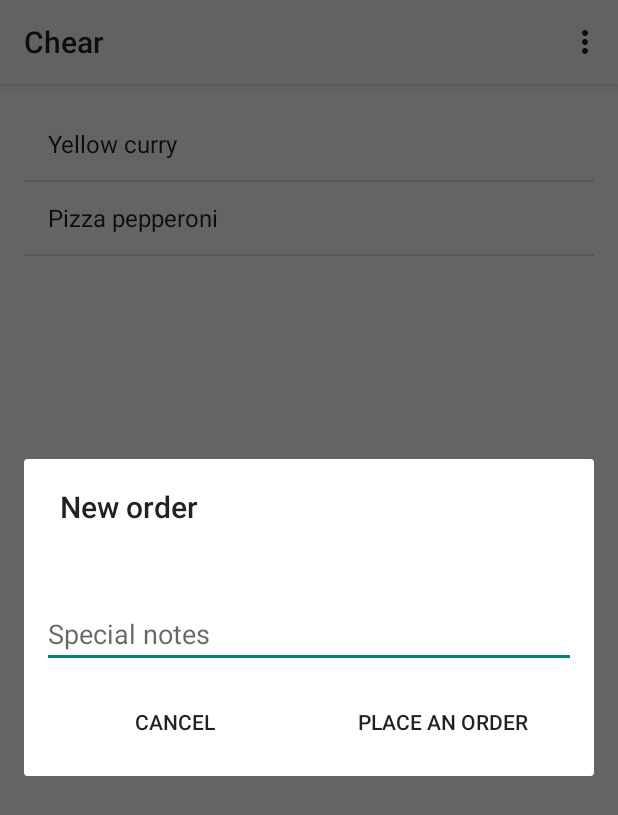
After one commit to ViliusKraujutis/chear, an Android app: the fragment NewOrderDialog placed in its activity, on a phone screen of 412 x 824 dp. The commit adds this screen. Shown: the top 815 px of the screen. Run offline under Robolectric (Android 15) with nearby library versions, the phone set to English and light mode, and no system bars; our stand-ins replace ButterKnife; 1 statement that could not run was skipped.

Commit message:
Show new order confirmation dialog

```diff
--- a/mobile/build.gradle
+++ b/mobile/build.gradle
@@ -23,4 +23,5 @@ dependencies {
     compile fileTree(dir: 'libs', include: ['*.jar'])
     wearApp project(':wear')
     compile 'com.google.android.gms:play-services:+'
+    compile 'com.jakewharton:butterknife:5.1.2'
 }
--- a/mobile/src/main/java/lt/andro/chear/NewOrderActivity.java
+++ b/mobile/src/main/java/lt/andro/chear/NewOrderActivity.java
@@ -1,19 +1,42 @@
 package lt.andro.chear;
 
-import android.app.Activity;
 import android.os.Bundle;
+import android.support.v4.app.FragmentActivity;
+import android.util.Log;
 import android.view.Menu;
 import android.view.MenuItem;
+import android.widget.ArrayAdapter;
+import android.widget.ListView;
+
+import butterknife.ButterKnife;
+import butterknife.InjectView;
+import butterknife.OnItemClick;
+import lt.andro.chear.dialog.Dialogs;
+import lt.andro.chear.dialog.NewOrderDialog;
 
 
-public class NewOrderActivity extends Activity {
+public class NewOrderActivity extends FragmentActivity {
+
+    private static final String TAG = NewOrderActivity.class.getCanonicalName();
+    @InjectView(R.id.new_order_menu)
+    ListView menuListView;
+    private ArrayAdapter<String> adapter;
 
     @Override
     protected void onCreate(Bundle savedInstanceState) {
         super.onCreate(savedInstanceState);
         setContentView(R.layout.activity_new_order);
+        ButterKnife.inject(this);
+        adapter = new ArrayAdapter<String>(this, android.R.layout.simple_list_item_1, getResources().getStringArray(R.array.restaurant_menu_items));
+        menuListView.setAdapter(adapter);
     }
 
+    @OnItemClick(R.id.new_order_menu)
+    protected void onMenuItemClick(int position) {
+        String dishName = adapter.getItem(position);
+        Dialogs.show(NewOrderDialog.newInstance(dishName), this);
+        Log.d(TAG, "new Order: " + dishName);
+    }
 
     @Override
     public boolean onCreateOptionsMenu(Menu menu) {
--- /dev/null
+++ b/mobile/src/main/java/lt/andro/chear/dialog/BaseDialog.java
@@ -0,0 +1,23 @@
+package lt.andro.chear.dialog;
+
+import android.os.Bundle;
+import android.support.annotation.Nullable;
+import android.support.v4.app.DialogFragment;
+import android.view.View;
+
+import butterknife.ButterKnife;
+
+/**
+ * @author Vilius Kraujutis
+ * @since 2014-11-01 16:17
+ */
+public class BaseDialog extends DialogFragment {
+    @Override public void onViewCreated(View view, @Nullable Bundle savedInstanceState) {
+        super.onViewCreated(view, savedInstanceState);
+        ButterKnife.inject(this, view);
+    }
+
+    public String getTagName() {
+        return ((Object) this).getClass().getSimpleName();
+    }
+}
--- /dev/null
+++ b/mobile/src/main/java/lt/andro/chear/dialog/NewOrderDialog.java
@@ -0,0 +1,74 @@
+package lt.andro.chear.dialog;
+
+import android.os.Bundle;
+import android.support.annotation.Nullable;
+import android.util.Log;
+import android.view.LayoutInflater;
+import android.view.View;
+import android.view.ViewGroup;
+import android.widget.Button;
+import android.widget.EditText;
+import android.widget.TextView;
+
+import butterknife.InjectView;
+import butterknife.OnClick;
+import lt.andro.chear.R;
+
+/**
+ * @author Vilius Kraujutis
+ * @since 2014-11-01 16:18
+ */
+public class NewOrderDialog extends BaseDialog {
+    private static final String KEY_DISH_NAME = "KEY_DISH_NAME";
+    private static final String TAG = NewOrderDialog.class.getCanonicalName();
+    @InjectView(R.id.new_oder_dish_name)
+    TextView dishNameView;
+    @InjectView(R.id.new_order_special_notes)
+    EditText specialNotesView;
+    @InjectView(R.id.new_oder_cancel)
+    Button cancelButton;
+    @InjectView(R.id.new_oder_confirm)
+    Button confirmButton;
+
+    private String dishName;
+
+    @Override public void onCreate(Bundle savedInstanceState) {
+        super.onCreate(savedInstanceState);
+        dishName = getArguments().getString(KEY_DISH_NAME);
+    }
+
+    @Override public View onCreateView(LayoutInflater inflater, @Nullable ViewGroup container, @Nullable Bundle savedInstanceState) {
+        return inflater.inflate(R.layout.dialog_new_order, container, false);
+    }
+
+    @Override public void onActivityCreated(Bundle savedInstanceState) {
+        super.onActivityCreated(savedInstanceState);
+        getDialog().setTitle(R.string.new_order_dialog_title);
+    }
+
+    @Override public void onViewCreated(View view, @Nullable Bundle savedInstanceState) {
+        super.onViewCreated(view, savedInstanceState);
+        dishNameView.setText(dishName);
+    }
+
+    @OnClick(R.id.new_oder_confirm) protected void onConfirmClick() {
+        Log.d(TAG, String.format("dishName=%s, specialNote=%s", dishName, getSpecialNote()));
+        dismiss();
+    }
+
+    @OnClick(R.id.new_oder_cancel) protected void onCancelClick() {
+        dismiss();
+    }
+
+    public static NewOrderDialog newInstance(String dishName) {
+        Bundle args = new Bundle();
+        NewOrderDialog dialog = new NewOrderDialog();
+        args.putString(KEY_DISH_NAME, dishName);
+        dialog.setArguments(args);
+        return dialog;
+    }
+
+    public String getSpecialNote() {
+        return specialNotesView.getText().toString();
+    }
+}
--- /dev/null
+++ b/mobile/src/main/res/layout/dialog_new_order.xml
@@ -0,0 +1,48 @@
+<?xml version="1.0" encoding="utf-8"?>
+<LinearLayout xmlns:android="http://schemas.android.com/apk/res/android"
+              xmlns:tools="http://schemas.android.com/tools"
+              android:orientation="vertical"
+              android:padding="@dimen/size_m"
+              android:layout_width="match_parent"
+              android:layout_height="match_parent">
+
+    <TextView
+        android:id="@+id/new_oder_dish_name"
+        android:layout_width="match_parent"
+        android:layout_height="wrap_content"
+        android:textSize="@dimen/text_l"
+        tools:text="Yellow curry"/>
+
+    <EditText
+        android:id="@+id/new_order_special_notes"
+        android:layout_width="match_parent"
+        android:layout_height="wrap_content"
+        android:layout_marginTop="@dimen/size_m"
+        android:layout_marginBottom="@dimen/size_m"
+        android:hint="@string/new_order_special_notes_field_hint"/>
+
+    <LinearLayout
+        android:layout_width="match_parent"
+        android:layout_height="wrap_content"
+        android:orientation="horizontal"
+        android:weightSum="2">
+
+        <Button
+            android:id="@+id/new_oder_cancel"
+            android:layout_width="0dp"
+            android:layout_height="wrap_content"
+            android:layout_weight="1"
+            style="?android:borderlessButtonStyle"
+            android:text="@string/new_oder_cancel"/>
+
+
+        <Button
+            android:id="@+id/new_oder_confirm"
+            android:layout_width="0dp"
+            android:layout_height="wrap_content"
+            android:layout_weight="1"
+            style="?android:borderlessButtonStyle"
+            android:text="@string/new_order_confirm"/>
+
+    </LinearLayout>
+</LinearLayout>
--- a/mobile/src/main/res/values/strings.xml
+++ b/mobile/src/main/res/values/strings.xml
@@ -3,6 +3,10 @@
 
     <string name="app_name">Chear</string>
     <string name="action_settings">Settings</string>
+    <string name="new_order_dialog_title">New order</string>
+    <string name="new_order_special_notes_field_hint">Special notes</string>
+    <string name="new_oder_cancel">Cancel</string>
+    <string name="new_order_confirm">Place an order</string>
     <string-array name="restaurant_menu_items">
         <item>Yellow curry</item>
         <item>Pizza pepperoni</item>
```
Also changed, not shown: mobile/src/main/java/lt/andro/chear/dialog/Dialogs.java (added, +22 -0 lines), mobile/src/main/res/values/dimens.xml (+21 -0 lines).
